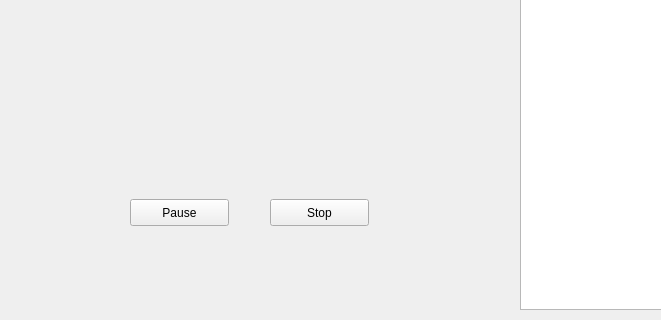
Qt form InstantMusicClient/connectedwindow.ui (zeokav/InstantMusic) before a commit; both pictures show x 0 to 661 and y 190 to 510 of the 800 by 600 pixel window.
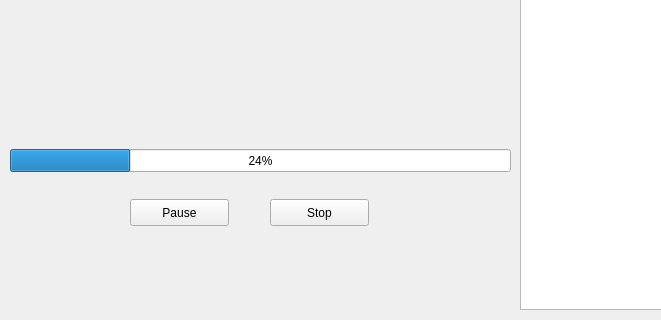
The same form after that commit.

Commit message: Trying to add song progress :(

The edit to the form file:
```diff
--- a/InstantMusicClient/connectedwindow.ui
+++ b/InstantMusicClient/connectedwindow.ui
@@ -154,6 +154,19 @@
      <string>Upload</string>
     </property>
    </widget>
+   <widget class="QProgressBar" name="playedProgress">
+    <property name="geometry">
+     <rect>
+      <x>10</x>
+      <y>320</y>
+      <width>501</width>
+      <height>23</height>
+     </rect>
+    </property>
+    <property name="value">
+     <number>24</number>
+    </property>
+   </widget>
   </widget>
   <widget class="QMenuBar" name="menubar">
    <property name="geometry">
```
The commit also changes 2 other files.
